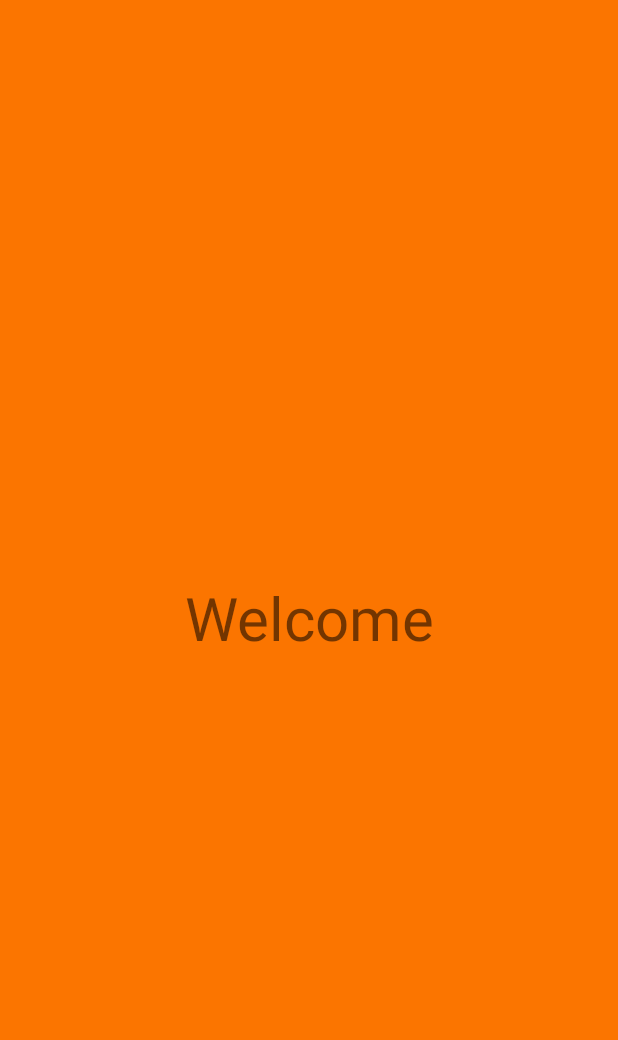
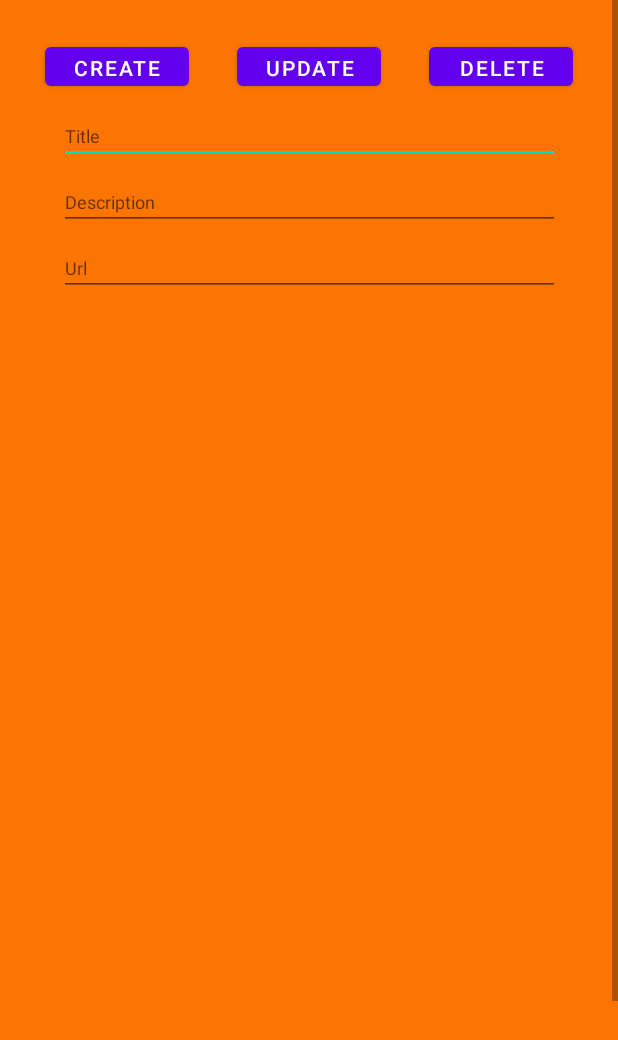
Before and after one commit to JuanPyV/ProyectoMoviles, an Android app: the layout fragment_home.xml on its own in the app's theme, with its tools: preview values and no code run, on a phone screen of 412 x 824 dp. Shown: the top 1040 px of the screen. Run offline under Robolectric (Android 15) with nearby library versions, the light colour scheme and no system bars.

Commit message:
CRUD lugares diseño

```diff
--- a/app/build.gradle
+++ b/app/build.gradle
@@ -37,4 +37,6 @@ dependencies {
     androidTestImplementation 'androidx.test.espresso:espresso-core:3.2.0'
     implementation 'com.etebarian:meow-bottom-navigation-java:1.2.0'
     implementation 'com.google.android.material:material:1.2.0-alpha05'
+    implementation 'androidx.cardview:cardview:1.0.0'
+    implementation 'com.squareup.picasso:picasso:2.71828'
 }
--- a/app/src/main/res/layout/fragment_home.xml
+++ b/app/src/main/res/layout/fragment_home.xml
@@ -1,15 +1,101 @@
 <?xml version="1.0" encoding="utf-8"?>
-<RelativeLayout xmlns:android="http://schemas.android.com/apk/res/android"
+<androidx.constraintlayout.widget.ConstraintLayout xmlns:android="http://schemas.android.com/apk/res/android"
+    xmlns:app="http://schemas.android.com/apk/res-auto"
+    xmlns:tools="http://schemas.android.com/tools"
     android:layout_width="match_parent"
     android:layout_height="match_parent"
-    android:background="#FB7500"
- >
+    android:background="#FB7500">
 
-    <TextView
+    <ScrollView
         android:layout_width="match_parent"
-        android:layout_height="wrap_content"
-        android:layout_centerInParent="true"
-        android:gravity="center"
-        android:text="Welcome"
-        android:textSize="40dp" />
-</RelativeLayout>
+        android:layout_height="match_parent">
+
+        <androidx.constraintlayout.widget.ConstraintLayout
+            android:layout_width="match_parent"
+            android:layout_height="wrap_content">
+
+            <EditText
+                android:id="@+id/title"
+                android:layout_width="334dp"
+                android:layout_height="36dp"
+                android:layout_marginTop="10dp"
+                android:ems="6"
+                android:hint="Title"
+                android:inputType="textPersonName"
+                android:textSize="12sp"
+                app:layout_constraintEnd_toEndOf="parent"
+                app:layout_constraintHorizontal_bias="0.5"
+                app:layout_constraintStart_toStartOf="parent"
+                app:layout_constraintTop_toBottomOf="@+id/button6" />
+
+            <EditText
+                android:id="@+id/description"
+                android:layout_width="334dp"
+                android:layout_height="36dp"
+                android:layout_marginTop="8dp"
+                android:ems="6"
+                android:hint="Description"
+                android:inputType="textPersonName"
+                android:textSize="12sp"
+                app:layout_constraintEnd_toEndOf="parent"
+                app:layout_constraintHorizontal_bias="0.5"
+                app:layout_constraintStart_toStartOf="parent"
+                app:layout_constraintTop_toBottomOf="@+id/title" />
+
+            <EditText
+                android:id="@+id/url"
+                android:layout_width="334dp"
+                android:layout_height="36dp"
+                android:layout_marginTop="8dp"
+                android:ems="6"
+                android:hint="Url"
+                android:inputType="textPersonName"
+                android:textSize="12sp"
+                app:layout_constraintEnd_toEndOf="parent"
+                app:layout_constraintHorizontal_bias="0.5"
+                app:layout_constraintStart_toStartOf="parent"
+                app:layout_constraintTop_toBottomOf="@+id/description" />
+
+            <Button
+                android:id="@+id/button7"
+                android:layout_width="96dp"
+                android:layout_height="38dp"
+                android:layout_marginTop="25dp"
+                android:layout_marginEnd="30dp"
+                android:text="delete"
+                app:layout_constraintEnd_toEndOf="parent"
+                app:layout_constraintTop_toTopOf="parent" />
+
+            <Button
+                android:id="@+id/button3"
+                android:layout_width="96dp"
+                android:layout_height="38dp"
+                android:layout_marginStart="30dp"
+                android:layout_marginTop="25dp"
+                android:text="create"
+                app:layout_constraintStart_toStartOf="parent"
+                app:layout_constraintTop_toTopOf="parent" />
+
+            <Button
+                android:id="@+id/button6"
+                android:layout_width="96dp"
+                android:layout_height="38dp"
+                android:layout_marginTop="25dp"
+                android:text="update"
+                app:layout_constraintEnd_toStartOf="@+id/button7"
+                app:layout_constraintHorizontal_bias="0.5"
+                app:layout_constraintStart_toEndOf="@+id/button3"
+                app:layout_constraintTop_toTopOf="parent" />
+
+            <androidx.viewpager.widget.ViewPager
+                android:id="@+id/viewPager"
+                android:layout_width="match_parent"
+                android:layout_height="800dp"
+                android:layout_marginTop="20dp"
+                app:layout_constraintTop_toBottomOf="@+id/url"
+                tools:layout_editor_absoluteX="9dp" />
+
+        </androidx.constraintlayout.widget.ConstraintLayout>
+    </ScrollView>
+
+</androidx.constraintlayout.widget.ConstraintLayout>
```
Also changed, not shown: app/src/main/java/com/example/aplicacioncitaconmemin/Adapter.java (added, +66 -0 lines), app/src/main/java/com/example/aplicacioncitaconmemin/FragmentHome.java (+35 -3 lines), app/src/main/res/layout/item.xml (added, +53 -0 lines), 2 other files.
